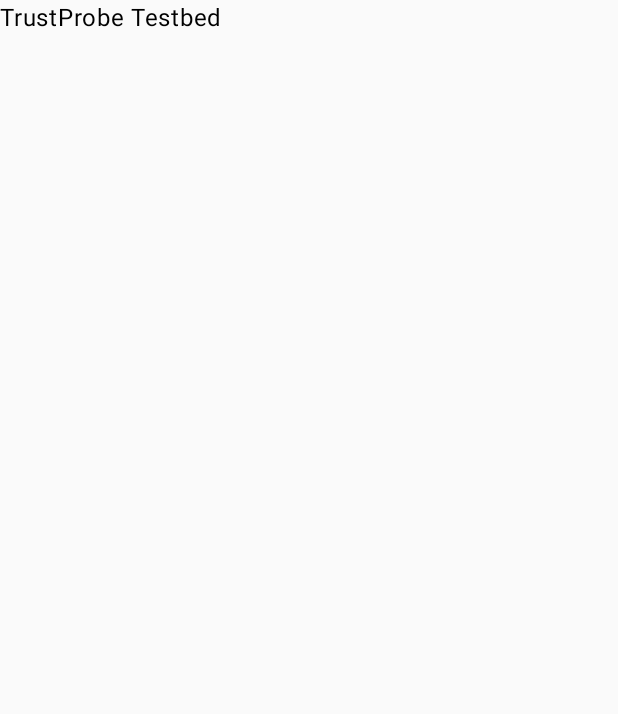
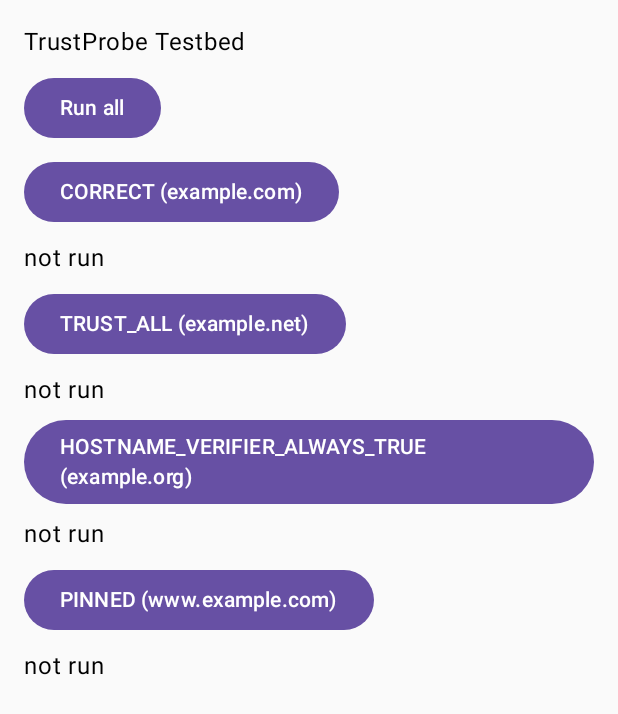
Before and after one commit to leemikepop/TrustProbe, an Android app built with Jetpack Compose: the screen it shows after launch (MainActivity), on a phone screen of 412 x 824 dp. Before the commit the part shown is almost empty. Shown: the top 714 px of the screen. Run offline under Robolectric (Android 15) with nearby library versions, the phone set to English and light mode, and no system bars.

Commit message:
feat(testbed): deliberately broken TLS clients as ground truth
Co-Authored-By: Claude Opus 5.5 <noreply@anthropic.com>
Claude-Session: https://claude.ai/code/session_01JDzgsbsdg7cwugz9f3N5kZ

```diff
--- a/gradle/libs.versions.toml
+++ b/gradle/libs.versions.toml
@@ -31,6 +31,8 @@ kotlinx-serialization-json = { module = "org.jetbrains.kotlinx:kotlinx-serializa
 bouncycastle-bcpkix = { module = "org.bouncycastle:bcpkix-jdk18on", version.ref = "bouncycastle" }
 bouncycastle-bcprov = { module = "org.bouncycastle:bcprov-jdk18on", version.ref = "bouncycastle" }
 okhttp = { module = "com.squareup.okhttp3:okhttp", version.ref = "okhttp" }
+okhttp-mockwebserver3 = { module = "com.squareup.okhttp3:mockwebserver3", version.ref = "okhttp" }
+okhttp-tls = { module = "com.squareup.okhttp3:okhttp-tls", version.ref = "okhttp" }
 androidx-test-uiautomator = { module = "androidx.test.uiautomator:uiautomator", version.ref = "uiautomator" }
 junit = { module = "junit:junit", version.ref = "junit" }
 
--- a/testbed/build.gradle.kts
+++ b/testbed/build.gradle.kts
@@ -36,5 +36,10 @@ dependencies {
     implementation(libs.androidx.compose.ui)
     implementation(libs.androidx.compose.material3)
     implementation(libs.androidx.activity.compose)
+    implementation(libs.okhttp)
+    implementation(libs.kotlinx.coroutines.android)
     testImplementation(libs.junit)
+    testImplementation(libs.kotlinx.coroutines.core)
+    testImplementation(libs.okhttp.mockwebserver3)
+    testImplementation(libs.okhttp.tls)
 }
--- a/testbed/src/main/AndroidManifest.xml
+++ b/testbed/src/main/AndroidManifest.xml
@@ -1,8 +1,11 @@
 <?xml version="1.0" encoding="utf-8"?>
 <manifest xmlns:android="http://schemas.android.com/apk/res/android">
 
+    <uses-permission android:name="android.permission.INTERNET" />
+
     <application
         android:allowBackup="false"
+        android:usesCleartextTraffic="false"
         android:label="@string/app_name"
         android:theme="@android:style/Theme.Material.Light.NoActionBar">
         <activity
--- a/testbed/src/main/kotlin/io/github/leemikepop/trustprobe/testbed/MainActivity.kt
+++ b/testbed/src/main/kotlin/io/github/leemikepop/trustprobe/testbed/MainActivity.kt
@@ -1,17 +1,66 @@
 package io.github.leemikepop.trustprobe.testbed
 
 import android.os.Bundle
+import android.util.Log
 import androidx.activity.ComponentActivity
 import androidx.activity.compose.setContent
+import androidx.compose.foundation.layout.Arrangement
+import androidx.compose.foundation.layout.Column
+import androidx.compose.foundation.layout.fillMaxSize
+import androidx.compose.foundation.layout.padding
+import androidx.compose.material3.Button
 import androidx.compose.material3.MaterialTheme
 import androidx.compose.material3.Text
+import androidx.compose.runtime.LaunchedEffect
+import androidx.compose.runtime.mutableStateMapOf
+import androidx.compose.runtime.remember
+import androidx.compose.runtime.rememberCoroutineScope
+import androidx.compose.ui.Modifier
+import androidx.compose.ui.unit.dp
+import kotlinx.coroutines.launch
+
+private const val TAG = "TrustProbeTestbed"
+
+private suspend fun runAndLog(s: Scenario): ScenarioRun {
+    val r = runScenario(s)
+    Log.i(TAG, "${s.name} attempts=${r.attempts} success=${r.success} elapsedMs=${r.elapsedMs}")
+    return r
+}
 
 class MainActivity : ComponentActivity() {
     override fun onCreate(savedInstanceState: Bundle?) {
         super.onCreate(savedInstanceState)
+        val autorun = intent.getBooleanExtra("autorun", false)
         setContent {
             MaterialTheme {
-                Text("TrustProbe Testbed")
+                val results = remember { mutableStateMapOf<Scenario, ScenarioRun>() }
+                val scope = rememberCoroutineScope()
+                suspend fun runAll() {
+                    for (s in Scenario.entries) results[s] = runAndLog(s)
+                }
+                LaunchedEffect(Unit) {
+                    if (autorun) {
+                        runAll()
+                        Log.i(TAG, "AUTORUN_DONE")
+                    }
+                }
+                Column(
+                    Modifier.fillMaxSize().padding(16.dp),
+                    verticalArrangement = Arrangement.spacedBy(8.dp),
+                ) {
+                    Text("TrustProbe Testbed")
+                    Button(onClick = { scope.launch { runAll() } }) { Text("Run all") }
+                    for (s in Scenario.entries) {
+                        Button(onClick = { scope.launch { results[s] = runAndLog(s) } }) {
+                            Text("${s.name} (${s.host})")
+                        }
+                        val r = results[s]
+                        Text(
+                            if (r == null) "not run"
+                            else "attempts=${r.attempts} success=${r.success} elapsedMs=${r.elapsedMs}",
+                        )
+                    }
+                }
             }
         }
     }
```
Also changed, not shown: testbed/src/main/kotlin/io/github/leemikepop/trustprobe/testbed/Scenarios.kt (added, +107 -0 lines), 1 other file.
